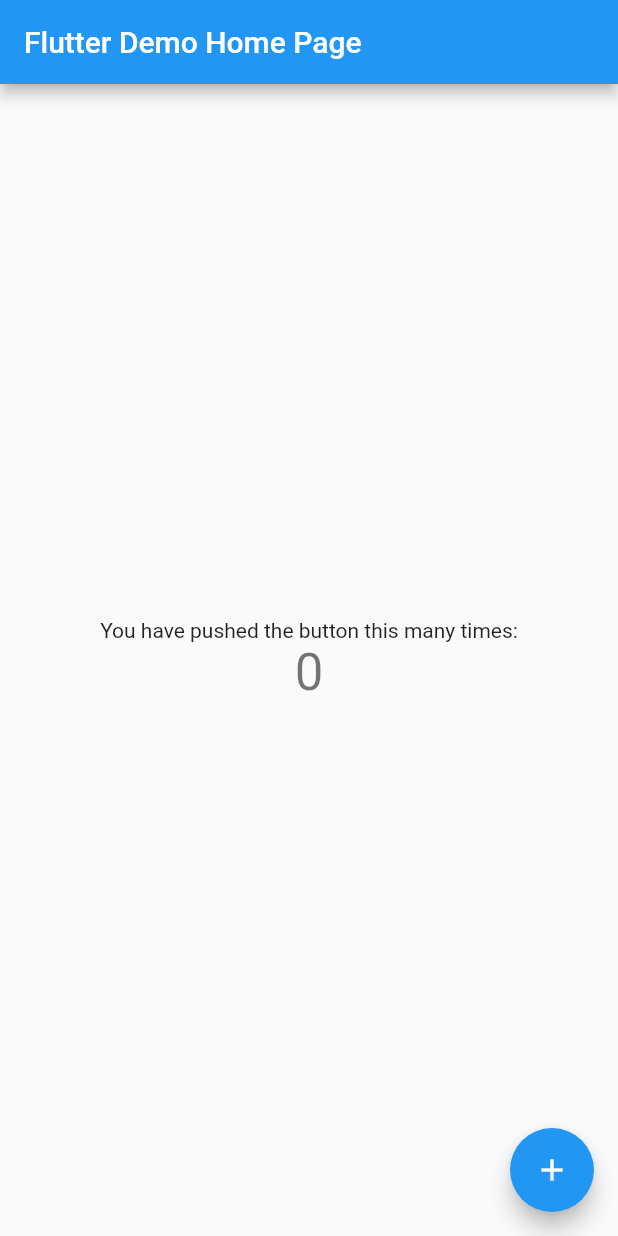
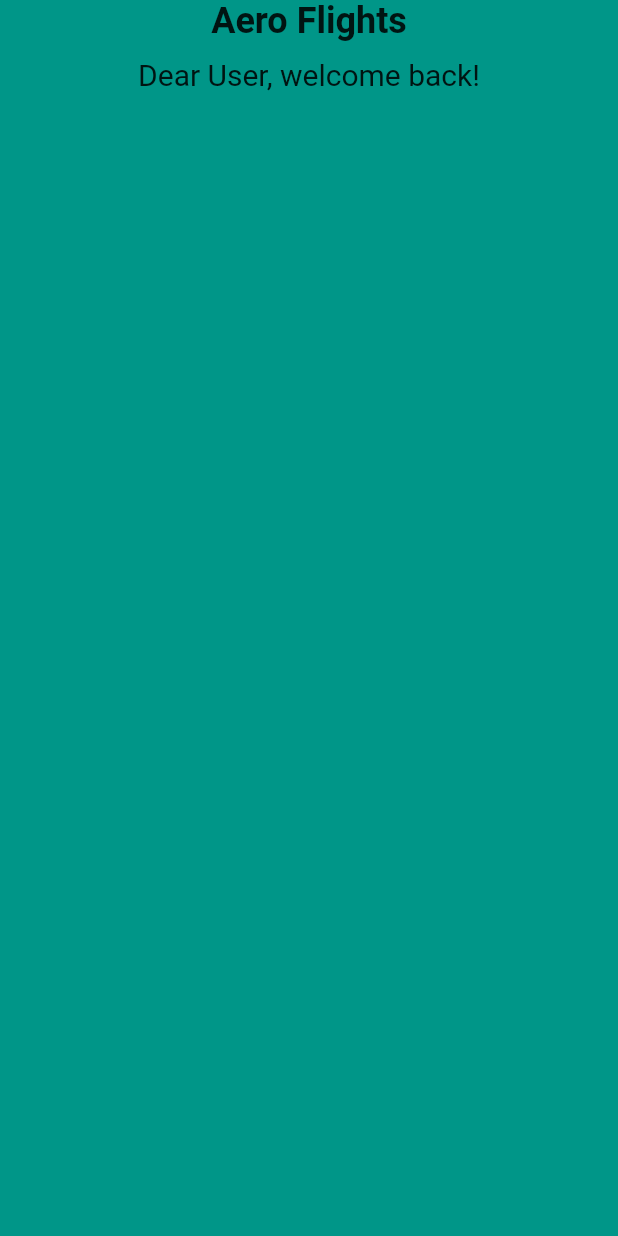
Before and after one commit to SlayemS/Aero-Flights, a Flutter app: the screen it shows after launch, on a phone screen of 412 x 824 dp. Run offline on Flutter 3.47's test engine with Material 2 defaults, Android fonts, the phone set to English and light mode, and no system bars; our stand-ins replace firebase_core; accounts and stored records are empty.

Commit message:
Setup firebase connection and started login page

```diff
--- /dev/null
+++ b/lib/login_page.dart
@@ -0,0 +1,48 @@
+// ignore_for_file: prefer_const_literals_to_create_immutables, prefer_const_constructors
+
+import 'package:flutter/material.dart';
+
+class LoginPage extends StatefulWidget {
+  const LoginPage({Key? key}) : super(key: key);
+
+  @override
+  State<LoginPage> createState() => _LoginPageState();
+}
+
+class _LoginPageState extends State<LoginPage> {
+  @override
+  Widget build(BuildContext context) {
+    return Scaffold(
+      backgroundColor: Colors.teal,
+      body: SafeArea(
+        child: Center(
+          child: Column(
+            children: [
+              Text(
+                'Aero Flights',
+                style: TextStyle(
+                    fontWeight: FontWeight.bold,
+                    fontSize: 24,
+                ),
+              ),
+              SizedBox(height: 10),
+              Text(
+                'Dear User, welcome back!',
+                style: TextStyle(
+                  fontSize: 20,
+                ),
+              ),
+              SizedBox(height: 20),
+              TextField(
+                decoration: InputDecoration(
+                  border: InputBorder.none,
+
+                ),
+              ),
+            ],
+          ),
+        ),
+      ),
+    );
+  }
+}
--- a/lib/main.dart
+++ b/lib/main.dart
@@ -1,115 +1,22 @@
 import 'package:flutter/material.dart';
+import 'package:firebase_core/firebase_core.dart';
+import 'login_page.dart';
 
-void main() {
+void main() async {
+  WidgetsFlutterBinding.ensureInitialized();
+
+  await Firebase.initializeApp();
   runApp(const MyApp());
 }
 
 class MyApp extends StatelessWidget {
   const MyApp({Key? key}) : super(key: key);
 
-  // This widget is the root of your application.
   @override
   Widget build(BuildContext context) {
     return MaterialApp(
-      title: 'Flutter Demo',
-      theme: ThemeData(
-        // This is the theme of your application.
-        //
-        // Try running your application with "flutter run". You'll see the
-        // application has a blue toolbar. Then, without quitting the app, try
-        // changing the primarySwatch below to Colors.green and then invoke
-        // "hot reload" (press "r" in the console where you ran "flutter run",
-        // or simply save your changes to "hot reload" in a Flutter IDE).
-        // Notice that the counter didn't reset back to zero; the application
-        // is not restarted.
-        primarySwatch: Colors.blue,
-      ),
-      home: const MyHomePage(title: 'Flutter Demo Home Page'),
+      debugShowCheckedModeBanner: false,
+      home: LoginPage(),
     );
   }
 }
-
-class MyHomePage extends StatefulWidget {
-  const MyHomePage({Key? key, required this.title}) : super(key: key);
-
-  // This widget is the home page of your application. It is stateful, meaning
-  // that it has a State object (defined below) that contains fields that affect
-  // how it looks.
-
-  // This class is the configuration for the state. It holds the values (in this
-  // case the title) provided by the parent (in this case the App widget) and
-  // used by the build method of the State. Fields in a Widget subclass are
-  // always marked "final".
-
-  final String title;
-
-  @override
-  State<MyHomePage> createState() => _MyHomePageState();
-}
-
-class _MyHomePageState extends State<MyHomePage> {
-  int _counter = 0;
-
-  void _incrementCounter() {
-    setState(() {
-      // This call to setState tells the Flutter framework that something has
-      // changed in this State, which causes it to rerun the build method below
-      // so that the display can reflect the updated values. If we changed
-      // _counter without calling setState(), then the build method would not be
-      // called again, and so nothing would appear to happen.
-      _counter++;
-    });
-  }
-
-  @override
-  Widget build(BuildContext context) {
-    // This method is rerun every time setState is called, for instance as done
-    // by the _incrementCounter method above.
-    //
-    // The Flutter framework has been optimized to make rerunning build methods
-    // fast, so that you can just rebuild anything that needs updating rather
-    // than having to individually change instances of widgets.
-    return Scaffold(
-      appBar: AppBar(
-        // Here we take the value from the MyHomePage object that was created by
-        // the App.build method, and use it to set our appbar title.
-        title: Text(widget.title),
-      ),
-      body: Center(
-        // Center is a layout widget. It takes a single child and positions it
-        // in the middle of the parent.
-        child: Column(
-          // Column is also a layout widget. It takes a list of children and
-          // arranges them vertically. By default, it sizes itself to fit its
-          // children horizontally, and tries to be as tall as its parent.
-          //
-          // Invoke "debug painting" (press "p" in the console, choose the
-          // "Toggle Debug Paint" action from the Flutter Inspector in Android
-          // Studio, or the "Toggle Debug Paint" command in Visual Studio Code)
-          // to see the wireframe for each widget.
-          //
-          // Column has various properties to control how it sizes itself and
-          // how it positions its children. Here we use mainAxisAlignment to
-          // center the children vertically; the main axis here is the vertical
-          // axis because Columns are vertical (the cross axis would be
-          // horizontal).
-          mainAxisAlignment: MainAxisAlignment.center,
-          children: <Widget>[
-            const Text(
-              'You have pushed the button this many times:',
-            ),
-            Text(
-              '$_counter',
-              style: Theme.of(context).textTheme.headline4,
-            ),
-          ],
-        ),
-      ),
-      floatingActionButton: FloatingActionButton(
-        onPressed: _incrementCounter,
-        tooltip: 'Increment',
-        child: const Icon(Icons.add),
-      ), // This trailing comma makes auto-formatting nicer for build methods.
-    );
-  }
-}
--- a/pubspec.yaml
+++ b/pubspec.yaml
@@ -34,6 +34,10 @@ dependencies:
   # The following adds the Cupertino Icons font to your application.
   # Use with the CupertinoIcons class for iOS style icons.
   cupertino_icons: ^1.0.2
+  firebase_core: ^1.20.0
+  firebase_auth: ^3.5.0
+  firebase_core_platform_interface: 4.5.1
+  firebase_messaging: ^13.0.4
 
 dev_dependencies:
   flutter_test:
```
Also changed, not shown: pubspec.lock, 3 other files.
